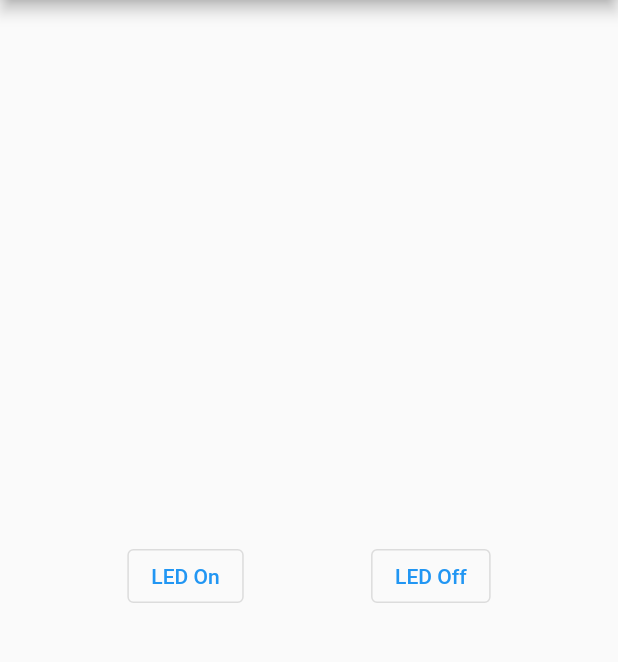
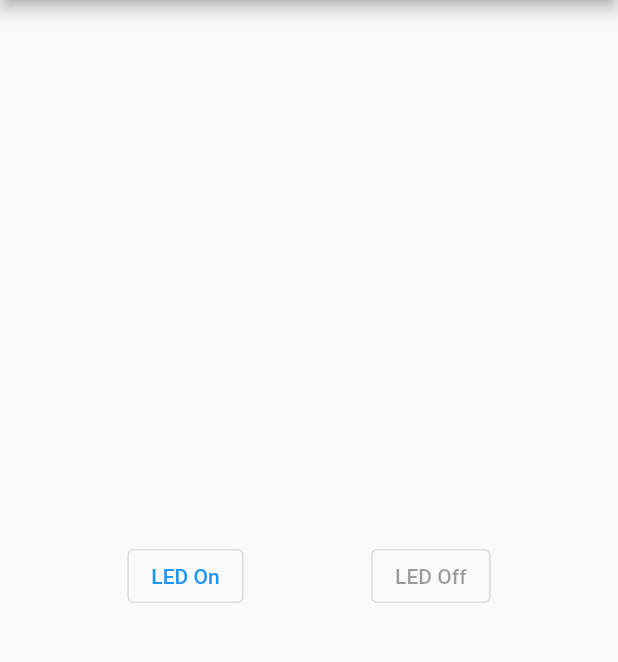
Before and after one commit to hoangph271/pico_lover, a Flutter app: the screen it shows after launch, after a tap on "LED Off", on a phone screen of 412 x 824 dp, the part 84-746 px from its top. Run offline on Flutter 3.47's test engine with Material 2 defaults, Android fonts, the phone set to English and light mode, and no system bars; our stand-ins replace fluttertoast; network calls fail.

Commit message:
[Add] AsyncButton

```diff
--- a/lib/main.dart
+++ b/lib/main.dart
@@ -1,5 +1,6 @@
 import 'package:flutter/material.dart';
 import 'package:http/http.dart' as http;
+import 'package:fluttertoast/fluttertoast.dart';
 
 void main() {
   runApp(const MyApp());
@@ -29,11 +30,43 @@ class PicoControls extends StatefulWidget {
   State<PicoControls> createState() => _PicoControlsState();
 }
 
+class AsyncButton extends StatefulWidget {
+  const AsyncButton({super.key, required this.onPressed, required this.child});
+  final Widget child;
+  final Future<void> Function() onPressed;
+
+  @override
+  State<AsyncButton> createState() => _AsyncButtonState();
+}
+
+class _AsyncButtonState extends State<AsyncButton> {
+  var _isLoading = false;
+
+  @override
+  Widget build(BuildContext context) {
+    return OutlinedButton(
+        onPressed: _isLoading
+            ? null
+            : () async {
+                setState(() {
+                  _isLoading = true;
+                });
+                await widget.onPressed();
+                setState(() {
+                  _isLoading = false;
+                });
+              },
+        child: widget.child);
+  }
+}
+
 class _PicoControlsState extends State<PicoControls> {
   final apiRoot = '192.168.0.106';
 
-  void _request(String url) async {
-    await http.get(Uri.http(apiRoot, url));
+  Future<String> _request(String url) async {
+    final res = await http.get(Uri.http(apiRoot, url));
+
+    return res.body;
   }
 
   @override
@@ -46,14 +79,18 @@ class _PicoControlsState extends State<PicoControls> {
         child: Row(
           mainAxisAlignment: MainAxisAlignment.spaceEvenly,
           children: <Widget>[
-            OutlinedButton(
-                onPressed: () {
-                  _request('/led_on');
+            AsyncButton(
+                onPressed: () async {
+                  final text = await _request('/led_on');
+
+                  Fluttertoast.showToast(msg: text);
                 },
                 child: const Text('LED On')),
-            OutlinedButton(
-                onPressed: () {
-                  _request('/led_off');
+            AsyncButton(
+                onPressed: () async {
+                  final text = await _request('/led_off');
+
+                  Fluttertoast.showToast(msg: text);
                 },
                 child: const Text('LED Off')),
           ],
--- a/pubspec.yaml
+++ b/pubspec.yaml
@@ -37,6 +37,7 @@ dependencies:
   # Use with the CupertinoIcons class for iOS style icons.
   cupertino_icons: ^1.0.2
   http: ^0.13.5
+  fluttertoast: ^8.1.1
 
 dev_dependencies:
   flutter_test:
```
Also changed, not shown: pubspec.lock, 3 other files.
